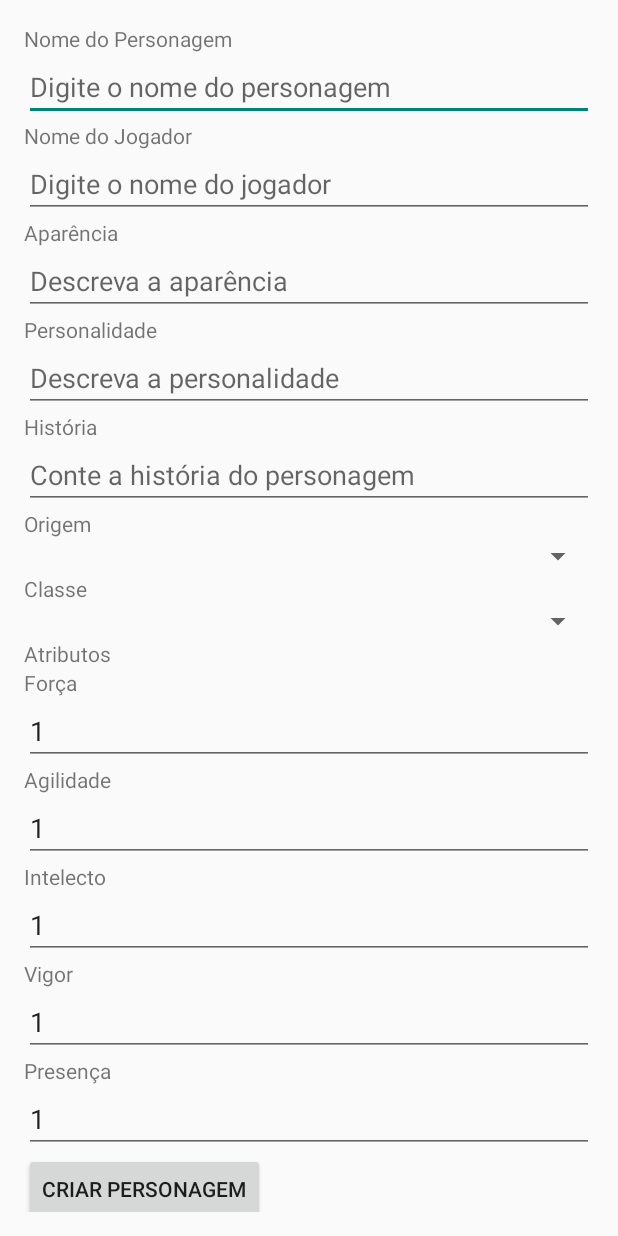
After one commit to Joao-ale/RPGCharacterCreation, an Android app built with Jetpack Compose: the layout activity_create_character.xml on its own in the app's theme, with its tools: preview values and no code run, on a phone screen of 412 x 824 dp. The commit adds this screen. Run offline under Robolectric (Android 15) with nearby library versions, the phone set to English and light mode, and no system bars.

Commit message:
Create character

```diff
--- a/app/build.gradle.kts
+++ b/app/build.gradle.kts
@@ -63,6 +63,7 @@ dependencies {
     implementation(libs.androidx.room.common)
     implementation(libs.androidx.appcompat)
     implementation(libs.androidx.recyclerview)
+    implementation(libs.gson)
     testImplementation(libs.junit)
     androidTestImplementation(libs.androidx.junit)
     androidTestImplementation(libs.androidx.espresso.core)
--- a/app/src/main/java/com/fmu/rpgcharactercreation/model/Skill.kt
+++ /dev/null
@@ -1,6 +0,0 @@
-package com.fmu.rpgcharactercreation.model
-
-data class Skill(
-    val name: String,
-    val description: String
-)
--- /dev/null
+++ b/app/src/main/res/layout/activity_create_character.xml
@@ -0,0 +1,177 @@
+<?xml version="1.0" encoding="utf-8"?>
+<ScrollView xmlns:android="http://schemas.android.com/apk/res/android"
+    xmlns:tools="http://schemas.android.com/tools"
+    android:layout_width="match_parent"
+    android:layout_height="match_parent"
+    android:padding="16dp">
+
+    <LinearLayout
+        android:layout_width="match_parent"
+        android:layout_height="wrap_content"
+        android:orientation="vertical">
+
+        <!-- Campo para o Nome do Personagem -->
+        <TextView
+            android:layout_width="wrap_content"
+            android:layout_height="wrap_content"
+            android:text="Nome do Personagem" />
+
+        <EditText
+            android:id="@+id/etCharacterName"
+            android:layout_width="match_parent"
+            android:layout_height="wrap_content"
+            android:hint="Digite o nome do personagem" />
+
+        <!-- Campo para o Nome do Jogador -->
+        <TextView
+            android:layout_width="wrap_content"
+            android:layout_height="wrap_content"
+            android:text="Nome do Jogador" />
+
+        <EditText
+            android:id="@+id/etPlayerName"
+            android:layout_width="match_parent"
+            android:layout_height="wrap_content"
+            android:hint="Digite o nome do jogador" />
+
+        <!-- Campo para Aparência -->
+        <TextView
+            android:layout_width="wrap_content"
+            android:layout_height="wrap_content"
+            android:text="Aparência" />
+
+        <EditText
+            android:id="@+id/etAppearance"
+            android:layout_width="match_parent"
+            android:layout_height="wrap_content"
+            android:hint="Descreva a aparência" />
+
+        <!-- Campo para Personalidade -->
+        <TextView
+            android:layout_width="wrap_content"
+            android:layout_height="wrap_content"
+            android:text="Personalidade" />
+
+        <EditText
+            android:id="@+id/etPersonality"
+            android:layout_width="match_parent"
+            android:layout_height="wrap_content"
+            android:hint="Descreva a personalidade" />
+
+        <!-- Campo para História -->
+        <TextView
+            android:layout_width="wrap_content"
+            android:layout_height="wrap_content"
+            android:text="História" />
+
+        <EditText
+            android:id="@+id/etHistory"
+            android:layout_width="match_parent"
+            android:layout_height="wrap_content"
+            android:hint="Conte a história do personagem" />
+
+        <!-- Campo para Origem -->
+        <TextView
+            android:layout_width="wrap_content"
+            android:layout_height="wrap_content"
+            android:text="Origem" />
+
+        <Spinner
+            android:id="@+id/spinnerOrigin"
+            android:layout_width="match_parent"
+            android:layout_height="wrap_content" />
+
+        <TextView
+            android:layout_width="wrap_content"
+            android:layout_height="wrap_content"
+            android:text="Classe" />
+
+        <Spinner
+            android:id="@+id/spinnerClass"
+            android:layout_width="match_parent"
+            android:layout_height="wrap_content" />
+
+        <!-- Atributos -->
+        <TextView
+            android:layout_width="wrap_content"
+            android:layout_height="wrap_content"
+            android:text="Atributos" />
+
+        <!-- Atributos Numéricos -->
+        <LinearLayout
+            android:layout_width="match_parent"
+            android:layout_height="wrap_content"
+            android:orientation="vertical">
+
+            <!-- Força -->
+            <TextView
+                android:layout_width="wrap_content"
+                android:layout_height="wrap_content"
+                android:text="Força" />
+            <EditText
+                android:id="@+id/etStrength"
+                android:layout_width="match_parent"
+                android:layout_height="wrap_content"
+                android:inputType="number"
+                android:text="1"
+                tools:ignore="HardcodedText" />
+
+            <TextView
+                android:layout_width="wrap_content"
+                android:layout_height="wrap_content"
+                android:text="Agilidade"
+                tools:ignore="HardcodedText" />
+            <EditText
+                android:id="@+id/etAgility"
+                android:layout_width="match_parent"
+                android:layout_height="wrap_content"
+                android:inputType="number"
+                android:text="1"
+                tools:ignore="HardcodedText" />
+
+
+            <!-- Intelecto -->
+            <TextView
+                android:layout_width="wrap_content"
+                android:layout_height="wrap_content"
+                android:text="Intelecto" />
+            <EditText
+                android:id="@+id/etIntellect"
+                android:layout_width="match_parent"
+                android:layout_height="wrap_content"
+                android:inputType="number"
+                android:text="1" />
+
+            <!-- Vigor -->
+            <TextView
+                android:layout_width="wrap_content"
+                android:layout_height="wrap_content"
+                android:text="Vigor" />
+            <EditText
+                android:id="@+id/etVigor"
+                android:layout_width="match_parent"
+                android:layout_height="wrap_content"
+                android:inputType="number"
+                android:text="1" />
+
+            <!-- Presença -->
+            <TextView
+                android:layout_width="wrap_content"
+                android:layout_height="wrap_content"
+                android:text="Presença" />
+            <EditText
+                android:id="@+id/etPresence"
+                android:layout_width="match_parent"
+                android:layout_height="wrap_content"
+                android:inputType="number"
+                android:text="1" />
+        </LinearLayout>
+
+        <!-- Botão de Envio -->
+        <Button
+            android:id="@+id/btnSubmit"
+            android:layout_width="wrap_content"
+            android:layout_height="wrap_content"
+            android:text="Criar Personagem" />
+    </LinearLayout>
+</ScrollView>
--- a/app/src/main/res/values/strings.xml
+++ b/app/src/main/res/values/strings.xml
@@ -1,3 +1,4 @@
 <resources>
     <string name="app_name">RPGCharacterCreation</string>
+    <string name="_1">1</string>
 </resources>
--- a/gradle/libs.versions.toml
+++ b/gradle/libs.versions.toml
@@ -11,6 +11,7 @@ composeBom = "2024.04.01"
 roomCommon = "2.6.1"
 appcompat = "1.7.0"
 recyclerview = "1.3.2"
+gson = "2.8.9"
 
 [libraries]
 androidx-core-ktx = { group = "androidx.core", name = "core-ktx", version.ref = "coreKtx" }
@@ -32,7 +33,7 @@ androidx-material3 = { group = "androidx.compose.material3", name = "material3"
 androidx-room-common = { group = "androidx.room", name = "room-common", version.ref = "roomCommon" }
 androidx-appcompat = { group = "androidx.appcompat", name = "appcompat", version.ref = "appcompat" }
 androidx-recyclerview = { group = "androidx.recyclerview", name = "recyclerview", version.ref = "recyclerview" }
-
+gson = { group = "com.google.code.gson", name = "gson", version.ref = "gson" }
 [plugins]
 android-application = { id = "com.android.application", version.ref = "agp" }
 kotlin-android = { id = "org.jetbrains.kotlin.android", version.ref = "kotlin" }
```
Also changed, not shown: app/src/main/java/com/fmu/rpgcharactercreation/converters/Converters.kt (added, +41 -0 lines), app/src/main/java/com/fmu/rpgcharactercreation/dao/CharacterDao.kt (added, +16 -0 lines), app/src/main/java/com/fmu/rpgcharactercreation/dataBase/AppDataBase.kt (added, +13 -0 lines), app/src/main/java/com/fmu/rpgcharactercreation/dataBase/DataBaseBuilder.kt (added, +21 -0 lines), app/src/main/java/com/fmu/rpgcharactercreation/model/Character.kt (+3 -5 lines), app/src/main/java/com/fmu/rpgcharactercreation/service/AttributeAdapter.kt (deleted, +0 -26 lines), app/src/main/java/com/fmu/rpgcharactercreation/service/CreateCharacterActivity.kt (+34 -30 lines).
